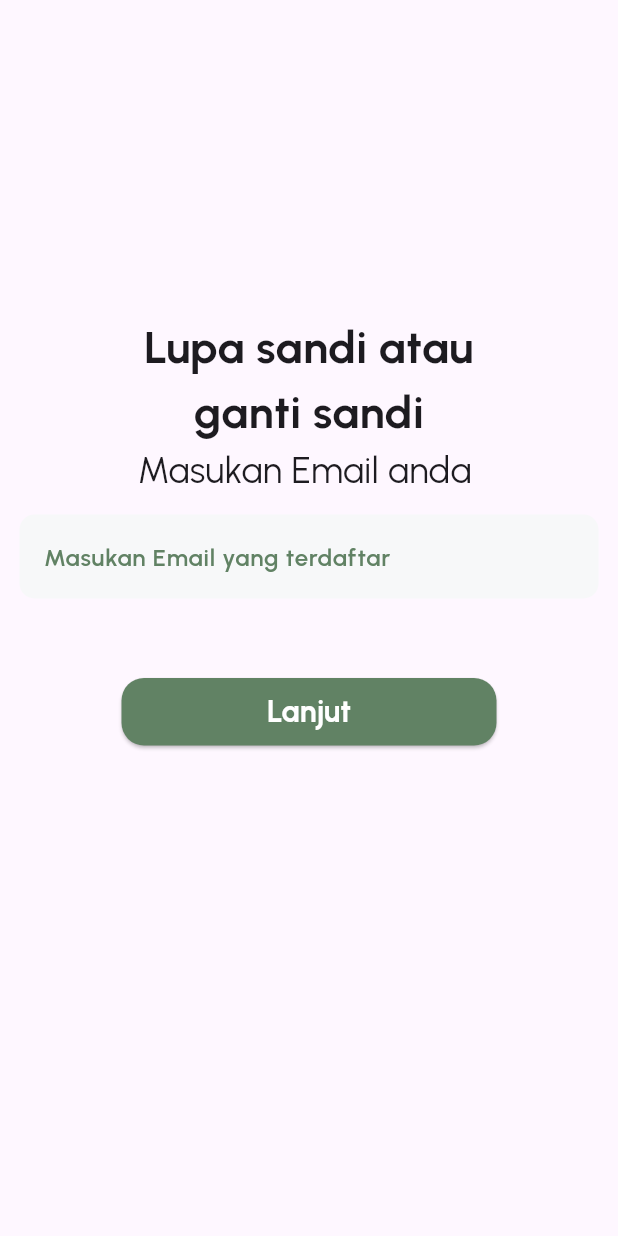
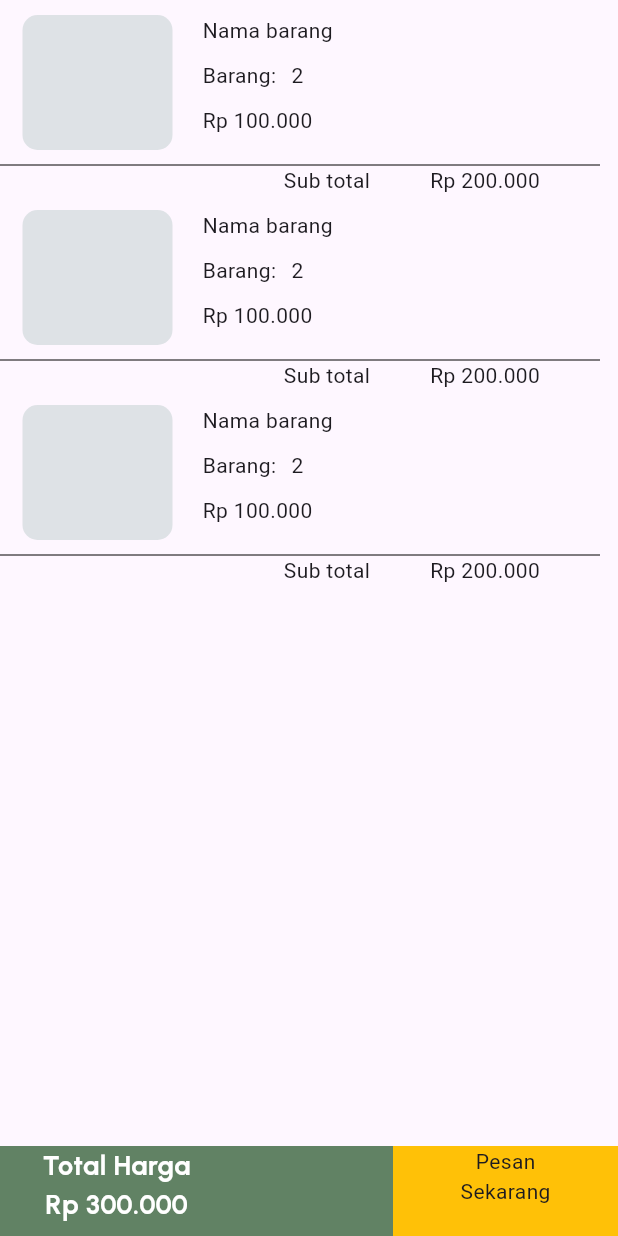
Before and after one commit to syamadanisyah/Petaniku-sem-4, a Flutter app: the screen it shows after launch, on a phone screen of 412 x 824 dp. Run offline on Flutter 3.47's test engine with Material 3 defaults, Android fonts, the phone set to English and light mode, and no system bars; our stand-ins replace carousel_slider, google_fonts, persistent_bottom_nav_bar, pinput; missing offline and left inert: dart:ffi.

Commit message:
frontend 90%

```diff
--- a/lib/Barang/gridview_barang.dart
+++ b/lib/Barang/gridview_barang.dart
@@ -9,7 +9,8 @@ class gridview_barang extends StatelessWidget {
 
 @override
 Widget build(BuildContext context) {
-  return Center(
+  return SingleChildScrollView(
+    child: Center(
       child: Column(
         children: [
           GridView.builder(
@@ -68,6 +69,7 @@ Widget build(BuildContext context) {
           ),
         ],
       ),
+    ),
   );
 }
 
--- a/lib/main.dart
+++ b/lib/main.dart
@@ -9,10 +9,14 @@ import 'package:petaniku2/design_asset_login/test_asset_login.dart';
 import 'package:petaniku2/page/Lupa_password/design_OTP.dart';
 import 'package:petaniku2/page/design_barang.dart';
 import 'package:petaniku2/page/design_dashboard.dart';
+import 'package:petaniku2/page/design_keranjang1.dart';
+import 'package:petaniku2/page/design_keranjang_transaction.dart';
 import 'package:petaniku2/page/design_list_kategori.dart';
 import 'package:petaniku2/page/design_login.dart';
 import 'package:petaniku2/page/Lupa_password/design_lupa_password.dart';
 import 'package:petaniku2/page/Lupa_password/design_verifikasi_sandi.dart';
+import 'package:petaniku2/page/design_produk.dart';
+import 'package:petaniku2/page/design_unit_kategori.dart';
 import 'package:petaniku2/page/navbar.dart';
 import 'package:petaniku2/produk/test_asset_produk.dart';
 import 'package:petaniku2/search/search.dart';
@@ -32,7 +36,7 @@ class MyApp extends StatelessWidget {
       // home: test_asset_login(),
 initialRoute: '/',
 routes: {
-  '/':(context) => design_lupa_password()
+  '/':(context) => keranjang_transactionState()
 },
 
 
--- /dev/null
+++ b/lib/models/http_stateful.dart
@@ -0,0 +1,9 @@
+class Httpstateful {
+ /* String id,nama,jumlah,harga;
+
+  Httpstateful({this.harga,this.jumlah,this.nama,this.id});
+
+  static Future<Httpstateful>connectAPI(String id) async{
+
+  }*/
+}
--- /dev/null
+++ b/lib/page/design_keranjang_transaction.dart
@@ -0,0 +1,120 @@
+import 'package:flutter/material.dart';
+import 'package:petaniku2/warna/stylefont.dart';
+import 'package:petaniku2/warna/warna.dart';
+
+class keranjang_transactionState extends StatefulWidget {
+  const keranjang_transactionState({super.key});
+
+  @override
+  State<keranjang_transactionState> createState() => __keranjang_transactionStateState();
+}
+
+class __keranjang_transactionStateState extends State<keranjang_transactionState> {
+  @override
+  Widget build(BuildContext context) {
+    return Scaffold(
+      body: SingleChildScrollView(
+        child: Container(
+          height: 400,
+          width: 400,
+          child: ListView.builder(
+            scrollDirection: Axis.vertical,
+           // physics: NeverScrollableScrollPhysics(),
+            itemCount: 3,
+            itemBuilder: (context, index) {
+            return Column(
+              crossAxisAlignment: CrossAxisAlignment.start,
+              children: [
+                Container(
+                  margin: EdgeInsets.only(bottom: 10,left: 15),
+                height: 100,
+                width: 300,
+                           // decoration: BoxDecoration(border: Border(top: BorderSide())),
+                child: Row(
+                  crossAxisAlignment: CrossAxisAlignment.start,
+                  children: [
+                    Container(
+                     margin: EdgeInsets.only(top: 10),
+                      width: 100,
+                      height: 200,
+                      decoration: BoxDecoration(
+                        borderRadius: BorderRadius.circular(10),
+                        color: warna.abu_abu_hitam
+                        ),
+                    ),
+                    SizedBox(width: 20,),
+                    Column(
+                      mainAxisAlignment: MainAxisAlignment.spaceEvenly,
+                      crossAxisAlignment: CrossAxisAlignment.start,
+                      children: [
+                        Container(
+                          child: Text("Nama barang")
+                          ),
+                          Row(
+                            children: [
+                              Text("Barang:"),
+                              SizedBox(width: 10,),
+                              Text("2")
+                            ],
+                          ),
+                        Container(
+                          child: Text("Rp 100.000")
+                          ),
+
+
+                      ],
+
+                    ),
+                  ],
+                ),
+                ),
+                  Container(
+                            decoration: BoxDecoration(border: Border(top: BorderSide(width: 0))),
+                            child: Row(
+                              mainAxisAlignment: MainAxisAlignment.end,
+                              children: [
+                                Text("Sub total"),
+                                SizedBox(width: 40),
+                                Text("Rp 200.000"),
+                                SizedBox(width: 40),
+                              ],
+                            ),
+                          )
+              ],
+            );
+          },),
+        ),
+
+      ),
+      bottomNavigationBar: Container(
+  height: 60,
+color: warna.hijau,
+  child: Row(
+    mainAxisAlignment: MainAxisAlignment.end,
+    children: [
+      Column(
+        children: [
+          Text("Total Harga",
+          style: stylefont().buton_kategori_barang,),
+          Text("Rp 300.000",
+          style: stylefont().buton_kategori_barang,)
+        ],
+      ),
+      Container(
+        color: Colors.amber,
+        margin: EdgeInsets.only(left:135 ),
+        height: 60,
+        width: 150,
+        child: Column(
+          children: [
+            Text("Pesan"),
+            Text("Sekarang"),
+          ],
+        ),
+      )
+    ],
+  )
+),
+    );
+  }
+}
--- a/lib/page/design_search.dart
+++ b/lib/page/design_search.dart
@@ -1,6 +1,7 @@
 import 'package:flutter/material.dart';
 import 'package:petaniku2/search/search.dart';
 import 'package:petaniku2/warna/stylefont.dart';
+import 'package:petaniku2/Kategori/listview_kategori.dart';
 
 class design_search extends StatefulWidget {
   const design_search({super.key});
@@ -34,6 +35,13 @@ class _design_searchingState extends State<design_search> {
                    style: stylefont().Subheader,),
                 ),
 
+                  Container(
+              height: 200,
+              width: 395,
+              child: listview_kategori(),
+
+              ),
+
             ],
           ),
         ),
--- a/lib/warna/stylefont.dart
+++ b/lib/warna/stylefont.dart
@@ -50,4 +50,12 @@ final TextStyle Subheader = TextStyle(
 );
 
 
+final TextStyle Subheader_navbar_produk = TextStyle(
+  fontSize: 20,
+  fontFamily: GoogleFonts.urbanist().fontFamily,
+  fontWeight: FontWeight.bold,
+  color: Colors.white
+);
+
+
 }
```
Also changed, not shown: lib/page/design_keranjang1.dart (added, +133 -0 lines), lib/page/design_produk.dart (+74 -0 lines), lib/page/design_unit_kategori.dart (+49 -0 lines), lib/warna/navbar_produk_scroll_hide.dart (added, +71 -0 lines), lib/page/tampilan_produk.dart (added). Lines whose indentation alone changed are shown as unchanged.
